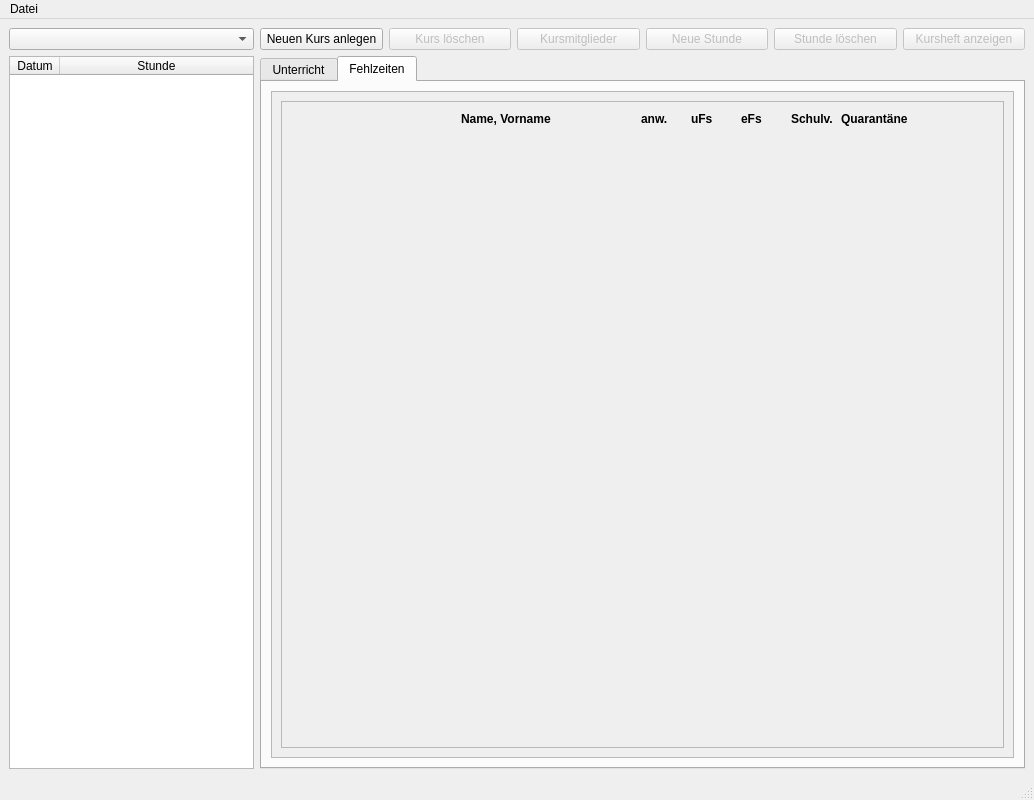
pyphil/Kursbuch, file MainWindow.ui: the form before one commit.
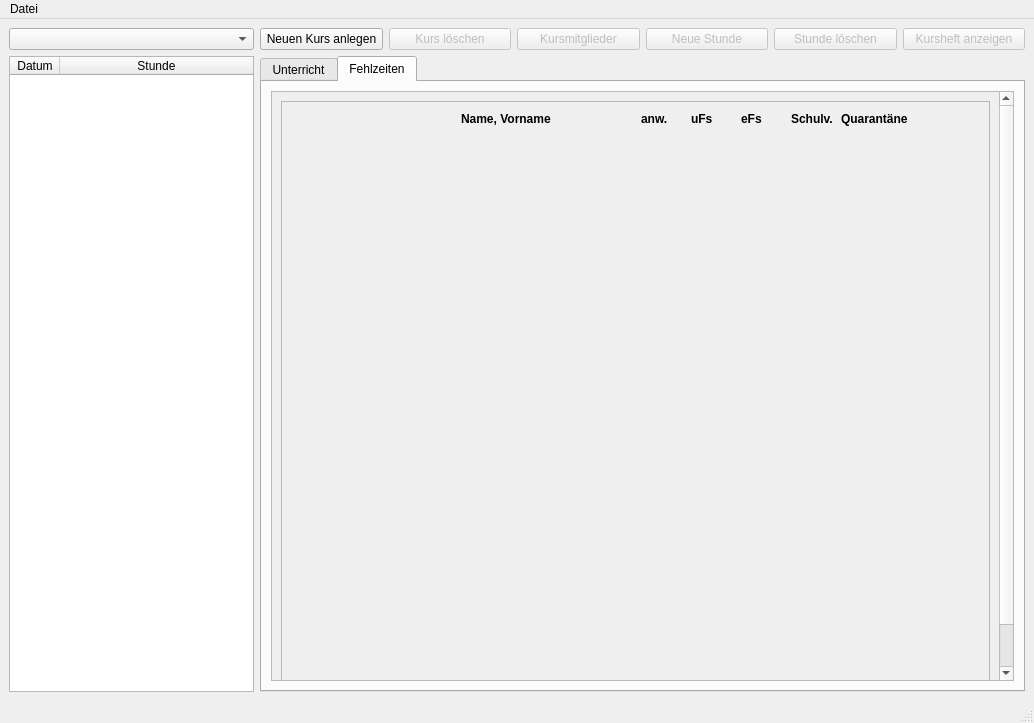
The form after the commit. The open tabs and pages were chosen to show the change. Icons and pictures are not drawn.

Commit message: change windows size

Diff of the .ui file:
```diff
--- a/MainWindow.ui
+++ b/MainWindow.ui
@@ -7,7 +7,7 @@
     <x>0</x>
     <y>0</y>
     <width>1034</width>
-    <height>800</height>
+    <height>723</height>
    </rect>
   </property>
   <property name="windowTitle">
@@ -295,8 +295,8 @@
             <rect>
              <x>0</x>
              <y>0</y>
-             <width>730</width>
-             <height>639</height>
+             <width>726</width>
+             <height>635</height>
             </rect>
            </property>
            <layout class="QGridLayout" name="gridLayout_4">
```
Left out of the diff: 2 changed lines with no effect on the pictures. The commit also changes 3 other files.
